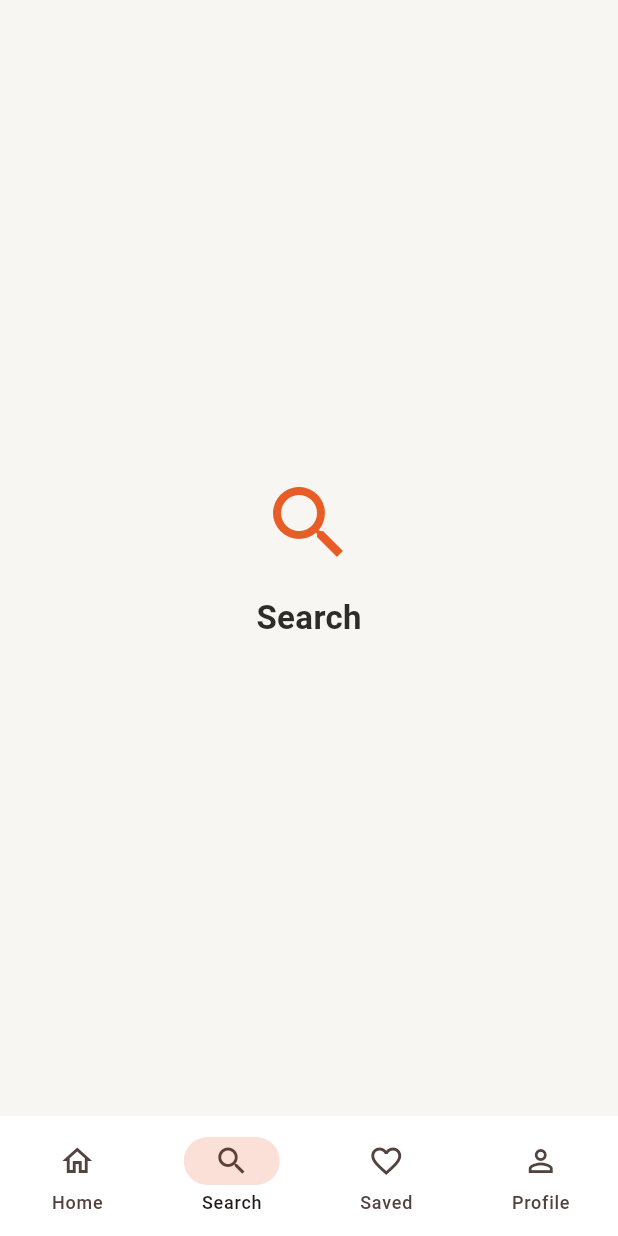
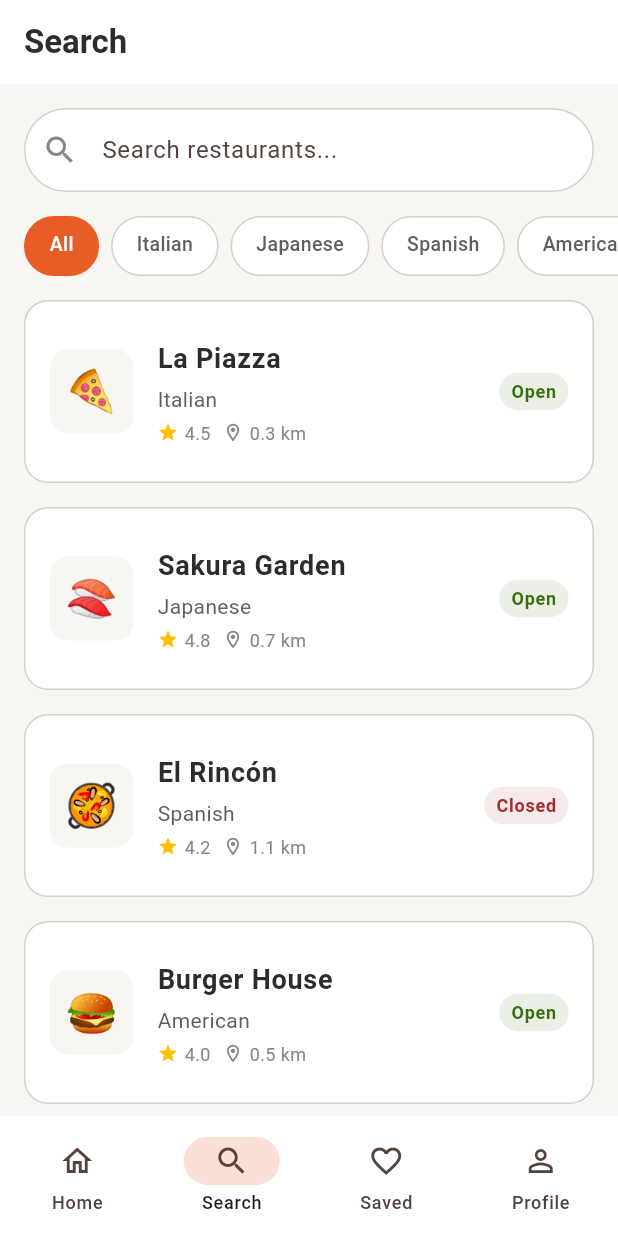
Before and after one commit to ivanperezveiga-a11y/neareats, a Flutter app: the screen it shows after launch, item 2 of the bottom bar chosen, on a phone screen of 412 x 824 dp. Run offline on Flutter 3.47's test engine with Material 3 defaults, Android fonts, the phone set to English and light mode, and no system bars.

Commit message:
feat: add search screen with filters

```diff
--- a/lib/screens/main_screen.dart
+++ b/lib/screens/main_screen.dart
@@ -1,6 +1,7 @@
 import 'package:flutter/material.dart';
 import '../theme/app_theme.dart';
 import 'home_screen.dart';
+import 'search_screen.dart';
 
 class MainScreen extends StatefulWidget {
   const MainScreen({super.key});
@@ -14,7 +15,7 @@ class _MainScreenState extends State<MainScreen> {
 
   final List<Widget> _screens = [
     const HomeScreen(),
-    const _PlaceholderScreen(label: 'Search', icon: Icons.search),
+    const SearchScreen(),
     const _PlaceholderScreen(label: 'Saved', icon: Icons.favorite),
     const _PlaceholderScreen(label: 'Profile', icon: Icons.person),
   ];
--- /dev/null
+++ b/lib/screens/search_screen.dart
@@ -0,0 +1,204 @@
+import 'package:flutter/material.dart';
+import '../theme/app_theme.dart';
+import 'restaurant_detail_screen.dart';
+
+class SearchScreen extends StatefulWidget {
+  const SearchScreen({super.key});
+
+  @override
+  State<SearchScreen> createState() => _SearchScreenState();
+}
+
+class _SearchScreenState extends State<SearchScreen> {
+  final TextEditingController _controller = TextEditingController();
+  String _query = '';
+  String _selectedCuisine = 'All';
+
+  final List<String> _cuisines = ['All', 'Italian', 'Japanese', 'Spanish', 'American', 'Healthy'];
+
+  final List<Map<String, dynamic>> _allRestaurants = const [
+    {'name': 'La Piazza', 'cuisine': 'Italian', 'rating': 4.5, 'distance': '0.3 km', 'image': '🍕', 'open': true},
+    {'name': 'Sakura Garden', 'cuisine': 'Japanese', 'rating': 4.8, 'distance': '0.7 km', 'image': '🍣', 'open': true},
+    {'name': 'El Rincón', 'cuisine': 'Spanish', 'rating': 4.2, 'distance': '1.1 km', 'image': '🥘', 'open': false},
+    {'name': 'Burger House', 'cuisine': 'American', 'rating': 4.0, 'distance': '0.5 km', 'image': '🍔', 'open': true},
+    {'name': 'Green Bowl', 'cuisine': 'Healthy', 'rating': 4.6, 'distance': '1.4 km', 'image': '🥗', 'open': true},
+  ];
+
+  List<Map<String, dynamic>> get _filtered {
+    return _allRestaurants.where((r) {
+      final matchesQuery = r['name'].toLowerCase().contains(_query.toLowerCase()) ||
+          r['cuisine'].toLowerCase().contains(_query.toLowerCase());
+      final matchesCuisine = _selectedCuisine == 'All' || r['cuisine'] == _selectedCuisine;
+      return matchesQuery && matchesCuisine;
+    }).toList();
+  }
+
+  @override
+  Widget build(BuildContext context) {
+    return Scaffold(
+      appBar: AppBar(
+        title: const Text('Search', style: AppTextStyles.heading2),
+      ),
+      body: Column(
+        children: [
+          Padding(
+            padding: const EdgeInsets.all(AppSpacing.md),
+            child: TextField(
+              controller: _controller,
+              onChanged: (value) => setState(() => _query = value),
+              decoration: InputDecoration(
+                hintText: 'Search restaurants...',
+                prefixIcon: const Icon(Icons.search, color: AppColors.textHint),
+                suffixIcon: _query.isNotEmpty
+                    ? IconButton(
+                        icon: const Icon(Icons.clear, color: AppColors.textHint),
+                        onPressed: () {
+                          _controller.clear();
+                          setState(() => _query = '');
+                        },
+                      )
+                    : null,
+                filled: true,
+                fillColor: AppColors.surface,
+                border: OutlineInputBorder(
+                  borderRadius: BorderRadius.circular(AppRadius.full),
+                  borderSide: const BorderSide(color: AppColors.border),
+                ),
+                enabledBorder: OutlineInputBorder(
+                  borderRadius: BorderRadius.circular(AppRadius.full),
+                  borderSide: const BorderSide(color: AppColors.border),
+                ),
+                focusedBorder: OutlineInputBorder(
+                  borderRadius: BorderRadius.circular(AppRadius.full),
+                  borderSide: const BorderSide(color: AppColors.primary, width: 2),
+                ),
+              ),
+            ),
+          ),
+          SizedBox(
+            height: 40,
+            child: ListView.separated(
+              padding: const EdgeInsets.symmetric(horizontal: AppSpacing.md),
+              scrollDirection: Axis.horizontal,
+              itemCount: _cuisines.length,
+              separatorBuilder: (_, __) => const SizedBox(width: 8),
+              itemBuilder: (context, index) {
+                final cuisine = _cuisines[index];
+                final isSelected = cuisine == _selectedCuisine;
+                return GestureDetector(
+                  onTap: () => setState(() => _selectedCuisine = cuisine),
+                  child: Container(
+                    padding: const EdgeInsets.symmetric(horizontal: 16, vertical: 8),
+                    decoration: BoxDecoration(
+                      color: isSelected ? AppColors.primary : AppColors.surface,
+                      borderRadius: BorderRadius.circular(AppRadius.full),
+                      border: Border.all(
+                        color: isSelected ? AppColors.primary : AppColors.border,
+                      ),
+                    ),
+                    child: Text(
+                      cuisine,
+                      style: TextStyle(
+                        fontSize: 13,
+                        fontWeight: FontWeight.w500,
+                        color: isSelected ? Colors.white : AppColors.textSecondary,
+                      ),
+                    ),
+                  ),
+                );
+              },
+            ),
+          ),
+          const SizedBox(height: AppSpacing.md),
+          Expanded(
+            child: _filtered.isEmpty
+                ? Center(
+                    child: Column(
+                      mainAxisAlignment: MainAxisAlignment.center,
+                      children: [
+                        const Icon(Icons.search_off, size: 64, color: AppColors.textHint),
+                        const SizedBox(height: AppSpacing.md),
+                        const Text('No results found', style: AppTextStyles.heading3),
+                        const SizedBox(height: AppSpacing.sm),
+                        Text('Try a different search term', style: AppTextStyles.bodySecondary),
+                      ],
+                    ),
+                  )
+                : ListView.builder(
+                    padding: const EdgeInsets.symmetric(horizontal: AppSpacing.md),
+                    itemCount: _filtered.length,
+                    itemBuilder: (context, index) {
+                      final r = _filtered[index];
+                      return GestureDetector(
+                        onTap: () => Navigator.push(
+                          context,
+                          MaterialPageRoute(
+                            builder: (_) => RestaurantDetailScreen(restaurant: r),
+                          ),
+                        ),
+                        child: Container(
+                          margin: const EdgeInsets.only(bottom: AppSpacing.md),
+                          decoration: BoxDecoration(
+                            color: AppColors.surface,
+                            borderRadius: BorderRadius.circular(AppRadius.lg),
+                            border: Border.all(color: AppColors.border),
+                          ),
+                          child: ListTile(
+                            contentPadding: const EdgeInsets.all(AppSpacing.md),
+                            leading: Container(
+                              width: 56,
+                              height: 56,
+                              decoration: BoxDecoration(
+                                color: AppColors.background,
+                                borderRadius: BorderRadius.circular(AppRadius.md),
+                              ),
+                              child: Center(
+                                child: Text(r['image'], style: const TextStyle(fontSize: 28)),
+                              ),
+                            ),
+                            title: Text(r['name'], style: AppTextStyles.heading3),
+                            subtitle: Column(
+                              crossAxisAlignment: CrossAxisAlignment.start,
+                              children: [
+                                const SizedBox(height: 4),
+                                Text(r['cuisine'], style: AppTextStyles.bodySecondary),
+                                const SizedBox(height: 4),
+                                Row(
+                                  children: [
+                                    const Icon(Icons.star, size: 14, color: Colors.amber),
+                                    const SizedBox(width: 4),
+                                    Text('${r['rating']}', style: AppTextStyles.caption),
+                                    const SizedBox(width: 8),
+                                    const Icon(Icons.location_on_outlined, size: 14, color: AppColors.textHint),
+                                    const SizedBox(width: 4),
+                                    Text(r['distance'], style: AppTextStyles.caption),
+                                  ],
+                                ),
+                              ],
+                            ),
+                            trailing: Container(
+                              padding: const EdgeInsets.symmetric(horizontal: 8, vertical: 4),
+                              decoration: BoxDecoration(
+                                color: r['open'] ? AppColors.success.withOpacity(0.1) : AppColors.error.withOpacity(0.1),
+                                borderRadius: BorderRadius.circular(AppRadius.full),
+                              ),
+                              child: Text(
+                                r['open'] ? 'Open' : 'Closed',
+                                style: TextStyle(
+                                  fontSize: 12,
+                                  color: r['open'] ? AppColors.success : AppColors.error,
+                                  fontWeight: FontWeight.w600,
+                                ),
+                              ),
+                            ),
+                          ),
+                        ),
+                      );
+                    },
+                  ),
+          ),
+        ],
+      ),
+    );
+  }
+}
```
